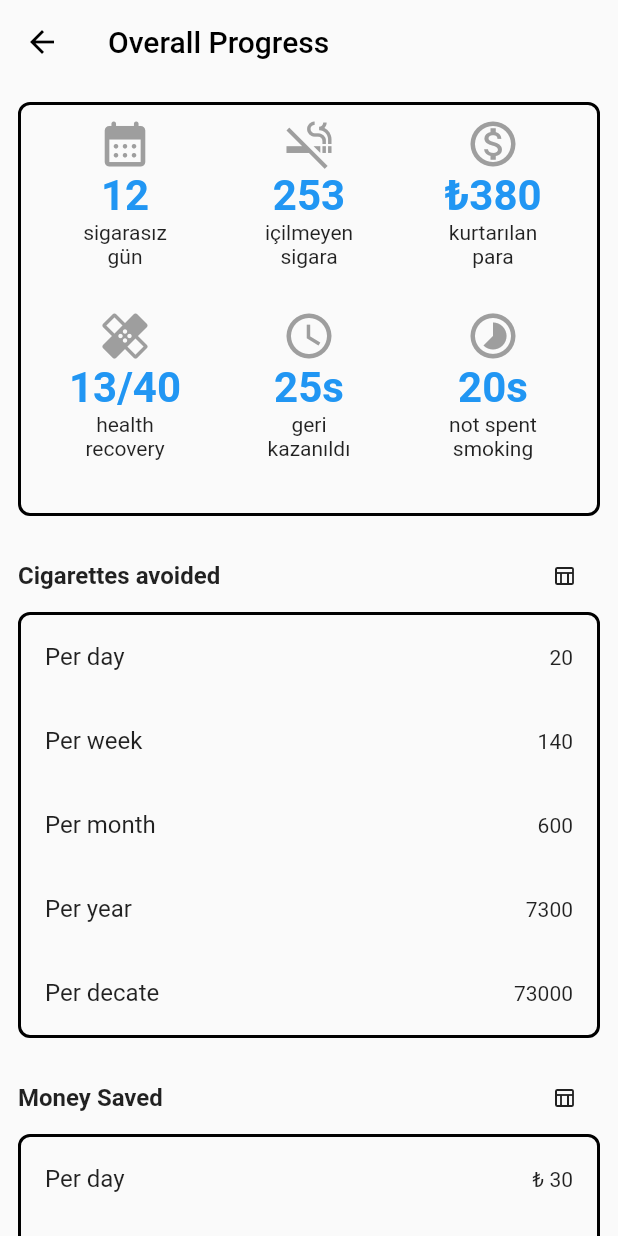
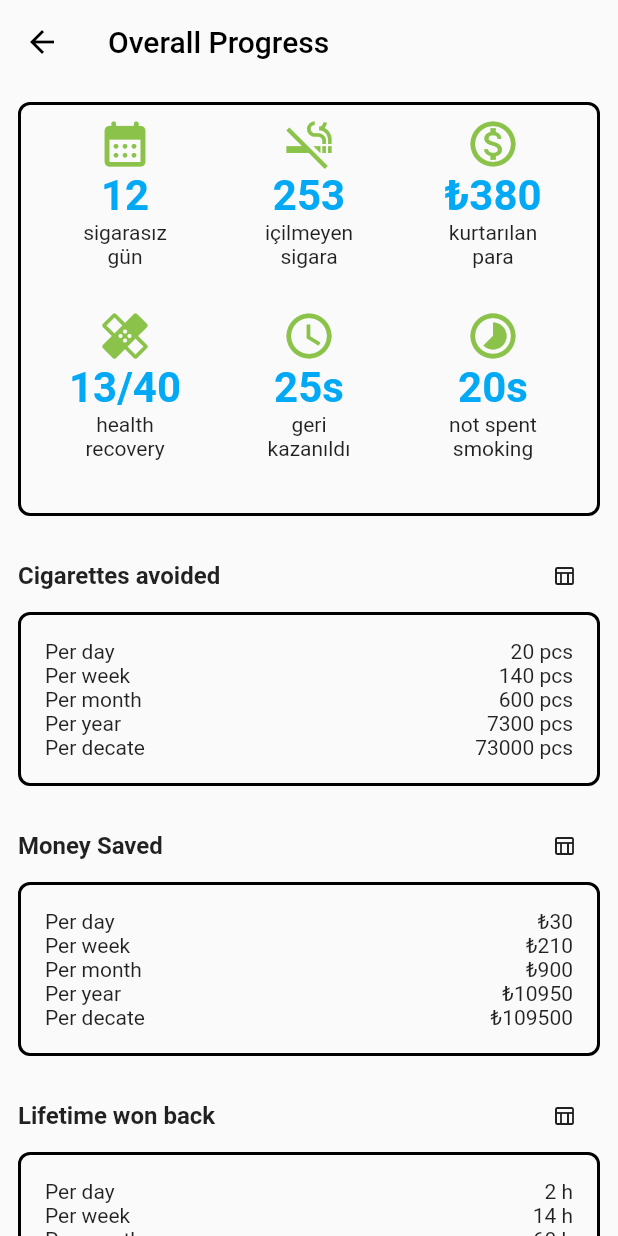
Before and after one commit to musahinist/quit_smoking, a Flutter app: the ProgressPage screen opened directly, on a phone screen of 412 x 824 dp. Run offline on Flutter 3.47's test engine with Material 2 defaults, Android fonts, the phone set to English and light mode, and no system bars; our stand-ins replace camera, flutter_riverpod, riverpod; missing offline and left inert: photo_manager.

Commit message:
fix minor

```diff
--- a/lib/model/user/mock_user.dart
+++ b/lib/model/user/mock_user.dart
@@ -6,7 +6,7 @@ import 'user.dart';
 User mockUser = const User(
   name: 'mshn',
   email: 'sahinmusa@gmail.com',
-  profilePhoto: '',
+  // profilePhoto: '',
   bio: 'about me my bio',
   location: 'Turkey',
   quitDate: '2022-06-21T18:00:00.000',
--- a/lib/view/home/achievement_section.dart
+++ b/lib/view/home/achievement_section.dart
@@ -54,8 +54,8 @@ class AchievementSection extends StatelessWidget {
                                             : Colors.green),
                                     value: elapsed,
                                   ),
-                                  Text(
-                                      '${elapsed > 1 ? 100 : (elapsed * 100).toStringAsFixed(0)}')
+                                  Text((elapsed.clamp(0, 1) * 100)
+                                      .toStringAsFixed(0))
                                 ],
                               )),
                           const Icon(
--- a/lib/view/home/health_section.dart
+++ b/lib/view/home/health_section.dart
@@ -20,7 +20,7 @@ class HealthSection extends ConsumerWidget {
             .push(MaterialPageRoute(builder: (_) => const HealthPage()));
       },
       child: SizedBox(
-        height: 176,
+        height: 152,
         child: ListView(
           scrollDirection: Axis.horizontal,
           physics: const BouncingScrollPhysics(),
@@ -62,7 +62,7 @@ class HealthSection extends ConsumerWidget {
                               Padding(
                                 padding: const EdgeInsets.all(8.0),
                                 child: Text(
-                                    '${elapsed > 1 ? 100 : (elapsed * 100).toStringAsFixed(0)}%'),
+                                    '${(elapsed.clamp(0, 1) * 100).toStringAsFixed(0)}%'),
                               )
                             ],
                           ),
--- a/lib/view/home/progress_section.dart
+++ b/lib/view/home/progress_section.dart
@@ -120,11 +120,11 @@ class ProgressTile extends StatelessWidget {
   Widget build(BuildContext context) {
     return Column(
       children: [
-        Icon(icon, size: 36, color: Colors.grey),
+        Icon(icon, size: 36, color: Colors.lightGreen),
         Text(
           value,
           style: const TextStyle(
-            color: Colors.blue,
+            color: Colors.lightBlue,
             fontSize: 28,
             fontWeight: FontWeight.bold,
           ),
--- a/lib/view/progress/progress_page.dart
+++ b/lib/view/progress/progress_page.dart
@@ -103,18 +103,25 @@ class ProgressPage extends ConsumerWidget {
           ),
         ),
         const TitleWidget(
-            title: 'Cigarettes avoided', icon: Icons.table_chart_outlined),
-        const TimePeriodTable(amountPerDay: 20, unit: ''),
+          title: 'Cigarettes avoided',
+          icon: Icons.table_chart_outlined,
+        ),
+        const TimePeriodTable(amountPerDay: 20, unit: ' pcs', prefix: false),
         const TitleWidget(
-            title: 'Money Saved', icon: Icons.table_chart_outlined),
-        const TimePeriodTable(amountPerDay: 30, unit: '₺ '),
+          title: 'Money Saved',
+          icon: Icons.table_chart_outlined,
+        ),
+        const TimePeriodTable(amountPerDay: 30, unit: '₺', prefix: true),
         const TitleWidget(
-            title: 'Lifetime won back', icon: Icons.table_chart_outlined),
-        const TimePeriodTable(amountPerDay: 2, unit: ' hours', prefix: false),
+          title: 'Lifetime won back',
+          icon: Icons.table_chart_outlined,
+        ),
+        const TimePeriodTable(amountPerDay: 2, unit: ' h', prefix: false),
         const TitleWidget(
           title: 'Time not wasted for smoking',
-            icon: Icons.table_chart_outlined),
-        const TimePeriodTable(amountPerDay: 1, unit: ' hours', prefix: false),
+          icon: Icons.table_chart_outlined,
+        ),
+        const TimePeriodTable(amountPerDay: 1, unit: ' h', prefix: false),
       ]),
     );
   }
@@ -136,34 +143,48 @@ class TimePeriodTable extends StatelessWidget {
     return Container(
       decoration: BoxDecoration(
           border: Border.all(width: 2), borderRadius: BorderRadius.circular(8)),
+      child: Padding(
+        padding: const EdgeInsets.all(16.0),
         child: Column(
           children: [
-          ListTile(
-            title: const Text('Per day'),
-            trailing:
-                TextUnit(unit: unit, amount: amountPerDay * 1, prefix: prefix),
+            Row(
+              mainAxisAlignment: MainAxisAlignment.spaceBetween,
+              children: [
+                const Text('Per day'),
+                TextUnit(unit: unit, amount: amountPerDay * 1, prefix: prefix)
+              ],
             ),
-          ListTile(
-            title: const Text('Per week'),
-            trailing:
-                TextUnit(unit: unit, amount: amountPerDay * 7, prefix: prefix),
+            Row(
+              mainAxisAlignment: MainAxisAlignment.spaceBetween,
+              children: [
+                const Text('Per week'),
+                TextUnit(unit: unit, amount: amountPerDay * 7, prefix: prefix)
+              ],
             ),
-          ListTile(
-            title: const Text('Per month'),
-            trailing:
-                TextUnit(unit: unit, amount: amountPerDay * 30, prefix: prefix),
+            Row(
+              mainAxisAlignment: MainAxisAlignment.spaceBetween,
+              children: [
+                const Text('Per month'),
+                TextUnit(unit: unit, amount: amountPerDay * 30, prefix: prefix)
+              ],
             ),
-          ListTile(
-            title: const Text('Per year'),
-            trailing: TextUnit(
-                unit: unit, amount: amountPerDay * 365, prefix: prefix),
+            Row(
+              mainAxisAlignment: MainAxisAlignment.spaceBetween,
+              children: [
+                const Text('Per year'),
+                TextUnit(unit: unit, amount: amountPerDay * 365, prefix: prefix)
+              ],
             ),
-          ListTile(
-            title: const Text('Per decate'),
-            trailing: TextUnit(
-                unit: unit, amount: amountPerDay * 365 * 10, prefix: prefix),
-          )
+            Row(
+              mainAxisAlignment: MainAxisAlignment.spaceBetween,
+              children: [
+                const Text('Per decate'),
+                TextUnit(
+                    unit: unit, amount: amountPerDay * 3650, prefix: prefix)
               ],
+            ),
+          ],
+        ),
       ),
     );
   }
```
Also changed, not shown: lib/view/home/arc_chart_section.dart (+21 -5 lines), lib/view/home/daily_mood_section.dart (+11 -4 lines), lib/view/home/stopwatch_timer.dart (+12 -4 lines). Lines whose indentation alone changed are shown as unchanged.
